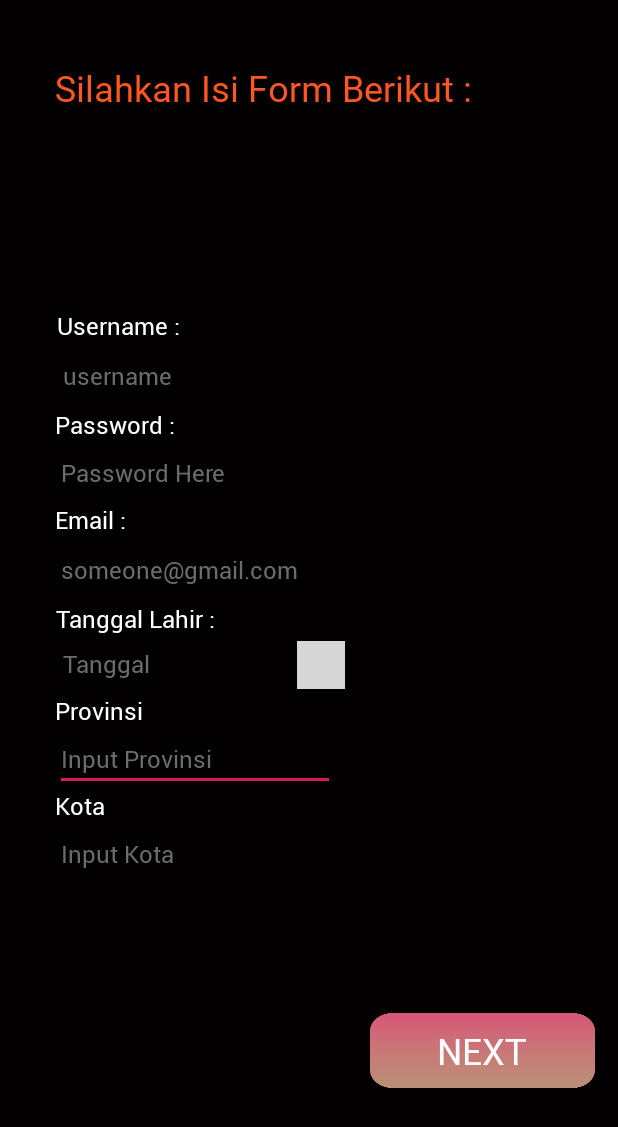
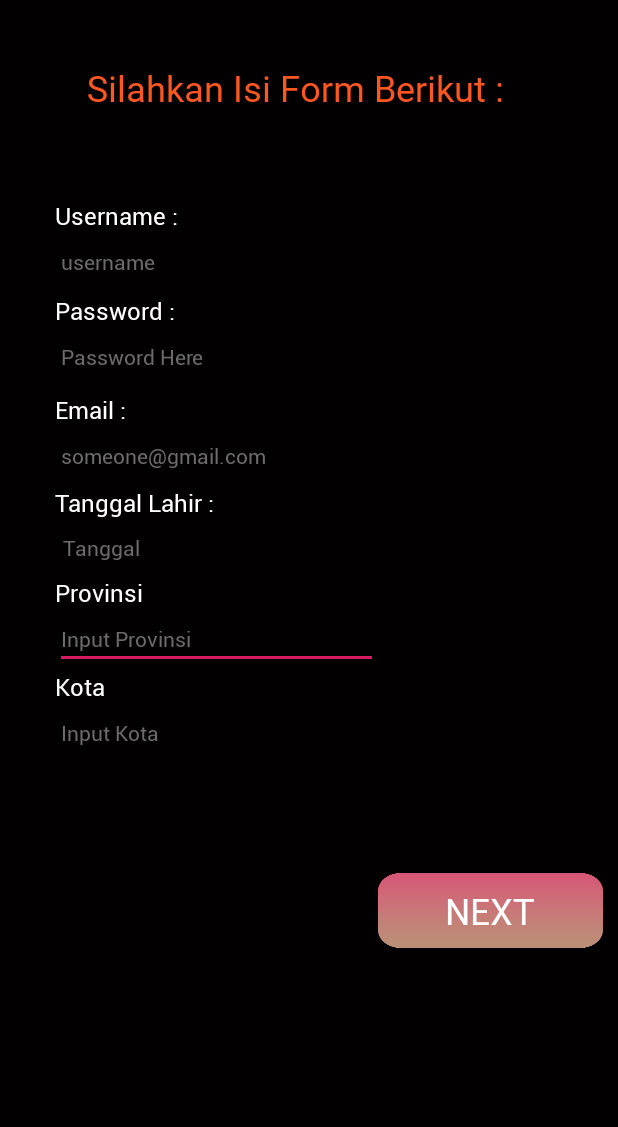
Before and after one commit to DaylightSeeker/go2work, an Android app: the UserRegister screen opened directly, with no data from a screen before it, on a phone screen of 412 x 824 dp. Shown: the top 1127 px of the screen. Run offline under Robolectric (Android 15) with nearby library versions, the phone set to English and light mode, and no system bars; our stand-ins replace Firebase (no records; nobody signed in at launch, a user with empty details on screens opened directly); libraries missing offline, so code that uses them is left out: com.r0adkll.slidr; 1 statement that could not run was skipped; grey boxes are pictures that could not be loaded.

Commit message:
user registration complete + date picker

```diff
--- a/app/build.gradle
+++ b/app/build.gradle
@@ -26,8 +26,8 @@ dependencies {
     implementation 'gr.pantrif:easy-android-splash-screen:0.0.1'
     implementation 'com.google.firebase:firebase-analytics:17.2.0'
     implementation 'com.r0adkll:slidableactivity:2.0.6'
-    implementation 'com.google.firebase:firebase-auth:16.0.5'
-    implementation 'com.google.firebase:firebase-database:16.0.4'
+    implementation 'com.google.firebase:firebase-auth:17.0.0'
+    implementation 'com.google.firebase:firebase-database:17.0.0'
     testImplementation 'junit:junit:4.12'
     androidTestImplementation 'androidx.test.ext:junit:1.1.1'
     androidTestImplementation 'androidx.test.espresso:espresso-core:3.1.1'
--- a/app/src/main/java/com/daffatahta/go2workapp/activity/Login.java
+++ b/app/src/main/java/com/daffatahta/go2workapp/activity/Login.java
@@ -21,24 +21,16 @@ public class Login extends AppCompatActivity {
     private EditText username;
     private EditText password;
 
-    FirebaseAuth.AuthStateListener mAuthListener;
-
     @Override
     protected void onStart() {
         super.onStart();
-        mAuth.addAuthStateListener(mAuthListener);
+        //mAuth.addAuthStateListener(mAuthListener);
     }
 
     @Override
     protected void onCreate(Bundle savedInstanceState) {
         super.onCreate(savedInstanceState);
         setContentView(R.layout.activity_login);
-
-        mAuth = FirebaseAuth.getInstance();
-        //Todo : add type redirect when login!
-        if (mAuth.getCurrentUser() != null){
-            //start
-        }
 
         Slidr.attach(this);
 
--- a/app/src/main/java/com/daffatahta/go2workapp/activity/UserRegister.java
+++ b/app/src/main/java/com/daffatahta/go2workapp/activity/UserRegister.java
@@ -3,13 +3,17 @@ package com.daffatahta.go2workapp.activity;
 import androidx.annotation.NonNull;
 import androidx.appcompat.app.AppCompatActivity;
 
+import android.app.DatePickerDialog;
 import android.content.Intent;
+import android.graphics.Color;
+import android.graphics.drawable.ColorDrawable;
 import android.media.MediaPlayer;
 import android.os.Bundle;
 import android.text.TextUtils;
 import android.util.Log;
 import android.view.View;
 import android.widget.Button;
+import android.widget.DatePicker;
 import android.widget.EditText;
 import android.widget.TextView;
 import android.widget.Toast;
@@ -24,6 +28,8 @@ import com.r0adkll.slidr.Slidr;
 
 import org.w3c.dom.Text;
 
+import java.util.Calendar;
+
 public class UserRegister extends AppCompatActivity {
 
     private TextView textViewDate;
@@ -32,6 +38,7 @@ public class UserRegister extends AppCompatActivity {
 
     private FirebaseAuth mAuth;
     private static final String TAG= "";
+    private DatePickerDialog.OnDateSetListener mDateSetListener;
 
     @Override
     protected void onCreate(Bundle savedInstanceState) {
@@ -48,17 +55,45 @@ public class UserRegister extends AppCompatActivity {
         textViewDate = (TextView) findViewById(R.id.textViewDate);
         buttonNextUser = (Button) findViewById(R.id.nextButtonUser);
         //show dialog date
-        buttonDate = (Button) findViewById(R.id.buttonDate);
-        buttonDate.setOnClickListener(new View.OnClickListener() {
+        //buttonDate = (Button) findViewById(R.id.buttonDate);
+        textViewDate.setOnClickListener(new View.OnClickListener() {
             @Override
             public void onClick(View view) {
+                Calendar cal = Calendar.getInstance();
+                int year = cal.get(Calendar.YEAR);
+                int month = cal.get(Calendar.MONTH);
+                int day = cal.get(Calendar.DAY_OF_MONTH);
 
+                DatePickerDialog d = new DatePickerDialog(UserRegister.this, android.R.style.Theme_Holo_Light_Dialog_MinWidth, mDateSetListener,year,month,day);
+                d.getWindow().setBackgroundDrawable(new ColorDrawable((Color.TRANSPARENT)));
+                d.show();
             }
         });
+        mDateSetListener = new DatePickerDialog.OnDateSetListener() {
+            @Override
+            public void onDateSet(DatePicker datePicker, int year, int month, int day) {
+                month = month + 1;
+                Log.d(TAG, "onDateSet: mm/dd/yyy: " + day + "/" + month + "/" + year);
+                String date = day + "/" + month + "/" + year;
+                textViewDate.setText(date);
+            }
+        };
+        //buttonDate.setOnClickListener(new View.OnClickListener() {
+            //@Override
+           // public void onClick(View view) {
+
+           // }
+        //});
         mAuth = FirebaseAuth.getInstance();
         buttonNextUser.setOnClickListener(new View.OnClickListener() {
             @Override
             public void onClick(View view) {
+                UserRegister();
+            }
+        });
+    }
+
+    public void UserRegister(){
         String username = usernameI.getText().toString();
         String email = emailI.getText().toString();
         String password = passwordI.getText().toString();
@@ -100,6 +135,4 @@ public class UserRegister extends AppCompatActivity {
             }
         });
     }
-        });
 }
-}
--- a/app/src/main/res/layout/activity_user_register.xml
+++ b/app/src/main/res/layout/activity_user_register.xml
@@ -11,53 +11,17 @@
         android:id="@+id/textView3"
         android:layout_width="wrap_content"
         android:layout_height="wrap_content"
-        android:layout_marginTop="42dp"
         android:fontFamily="@font/tahomabd"
         android:text="Silahkan Isi Form Berikut :"
         android:textColor="@color/oren"
         android:textSize="24sp"
+        app:layout_constraintEnd_toStartOf="@+id/guideline41"
         app:layout_constraintStart_toStartOf="@+id/guideline10"
-        app:layout_constraintTop_toTopOf="parent" />
-
-    <TextView
-        android:id="@+id/usernameTextView"
-        android:layout_width="wrap_content"
-        android:layout_height="wrap_content"
-        android:layout_marginBottom="1dp"
-        android:fontFamily="@font/roboto_regular"
-        android:text="Username :"
-        android:textColor="@color/putih"
-        android:textSize="16sp"
-        app:layout_constraintBottom_toTopOf="@+id/textViewUsernameUser"
-        app:layout_constraintStart_toStartOf="@+id/textViewUsernameUser" />
-
-    <TextView
-        android:id="@+id/textView25"
-        android:layout_width="wrap_content"
-        android:layout_height="wrap_content"
-        android:layout_marginTop="40dp"
-        android:fontFamily="@font/roboto_regular"
-        android:text="Provinsi"
-        android:textColor="@color/putih"
-        android:textSize="16sp"
-        app:layout_constraintStart_toStartOf="@+id/guideline10"
-        app:layout_constraintTop_toBottomOf="@+id/textView24" />
-
-    <TextView
-        android:id="@+id/textView17"
-        android:layout_width="wrap_content"
-        android:layout_height="wrap_content"
-        android:layout_marginBottom="41dp"
-        android:fontFamily="@font/roboto_regular"
-        android:text="Password :"
-        android:textColor="@color/putih"
-        android:textSize="16sp"
-        app:layout_constraintBottom_toTopOf="@+id/userViewNama"
-        app:layout_constraintStart_toStartOf="@+id/guideline10" />
+        app:layout_constraintTop_toTopOf="@+id/guideline42" />
 
     <EditText
         android:id="@+id/textViewProvinsiUser"
-        android:layout_width="wrap_content"
+        android:layout_width="0dp"
         android:layout_height="wrap_content"
         android:ems="10"
         android:fontFamily="@font/roboto_regular"
@@ -65,13 +29,160 @@
         android:inputType="textPersonName"
         android:textColor="@color/putih"
         android:textColorHint="@color/grey"
-        android:textSize="16sp"
+        android:textSize="14sp"
+        app:layout_constraintEnd_toStartOf="@+id/guideline24"
+        app:layout_constraintHorizontal_bias="0.0"
         app:layout_constraintStart_toStartOf="@+id/guideline10"
         app:layout_constraintTop_toBottomOf="@+id/textView25" />
 
+    <TextView
+        android:id="@+id/userViewNama"
+        android:layout_width="wrap_content"
+        android:layout_height="wrap_content"
+        android:fontFamily="@font/roboto_regular"
+        android:text="Email :"
+        android:textColor="@color/putih"
+        android:textSize="16sp"
+        app:layout_constraintEnd_toStartOf="@+id/guideline24"
+        app:layout_constraintHorizontal_bias="0.0"
+        app:layout_constraintStart_toStartOf="@+id/guideline10"
+        app:layout_constraintTop_toTopOf="@+id/guideline36" />
+
+    <TextView
+        android:id="@+id/textView25"
+        android:layout_width="wrap_content"
+        android:layout_height="wrap_content"
+        android:fontFamily="@font/roboto_regular"
+        android:text="Provinsi"
+        android:textColor="@color/putih"
+        android:textSize="16sp"
+        app:layout_constraintEnd_toStartOf="@+id/guideline24"
+        app:layout_constraintHorizontal_bias="0.0"
+        app:layout_constraintStart_toStartOf="@+id/guideline10"
+        app:layout_constraintTop_toTopOf="@+id/guideline38" />
+
+    <TextView
+        android:id="@+id/textView26"
+        android:layout_width="wrap_content"
+        android:layout_height="wrap_content"
+        android:fontFamily="@font/roboto_regular"
+        android:text="Kota"
+        android:textColor="@color/putih"
+        android:textSize="16sp"
+        app:layout_constraintEnd_toStartOf="@+id/guideline24"
+        app:layout_constraintHorizontal_bias="0.0"
+        app:layout_constraintStart_toStartOf="@+id/guideline10"
+        app:layout_constraintTop_toTopOf="@+id/guideline39" />
+
+    <EditText
+        android:id="@+id/passwordUser"
+        android:layout_width="0dp"
+        android:layout_height="wrap_content"
+        android:ems="10"
+        android:fontFamily="@font/roboto_regular"
+        android:hint="Password Here"
+        android:inputType="textPassword"
+        android:textColor="@color/putih"
+        android:textColorHint="@color/grey"
+        android:textSize="14sp"
+        app:layout_constraintEnd_toStartOf="@+id/guideline24"
+        app:layout_constraintHorizontal_bias="0.0"
+        app:layout_constraintStart_toStartOf="@+id/guideline10"
+        app:layout_constraintTop_toBottomOf="@+id/textView17" />
+
+    <TextView
+        android:id="@+id/textView24"
+        android:layout_width="130dp"
+        android:layout_height="21dp"
+        android:fontFamily="@font/roboto_regular"
+        android:text="Tanggal Lahir :"
+        android:textColor="@color/putih"
+        android:textSize="16sp"
+        app:layout_constraintEnd_toStartOf="@+id/guideline24"
+        app:layout_constraintHorizontal_bias="0.0"
+        app:layout_constraintStart_toStartOf="@+id/guideline10"
+        app:layout_constraintTop_toTopOf="@+id/guideline37" />
+
+    <TextView
+        android:id="@+id/textView17"
+        android:layout_width="wrap_content"
+        android:layout_height="wrap_content"
+        android:fontFamily="@font/roboto_regular"
+        android:text="Password :"
+        android:textColor="@color/putih"
+        android:textSize="16sp"
+        app:layout_constraintEnd_toStartOf="@+id/guideline24"
+        app:layout_constraintHorizontal_bias="0.0"
+        app:layout_constraintStart_toStartOf="@+id/guideline10"
+        app:layout_constraintTop_toTopOf="@+id/guideline35" />
+
+    <EditText
+        android:id="@+id/textViewKotaUser"
+        android:layout_width="0dp"
+        android:layout_height="wrap_content"
+        android:ems="10"
+        android:fontFamily="@font/roboto_regular"
+        android:hint="Input Kota"
+        android:inputType="textPersonName"
+        android:textColor="@color/putih"
+        android:textColorHint="@color/grey"
+        android:textSize="14sp"
+        android:visibility="visible"
+        app:layout_constraintEnd_toStartOf="@+id/guideline24"
+        app:layout_constraintHorizontal_bias="0.0"
+        app:layout_constraintStart_toStartOf="@+id/guideline10"
+        app:layout_constraintTop_toBottomOf="@+id/textView26" />
+
+    <TextView
+        android:id="@+id/usernameTextView"
+        android:layout_width="wrap_content"
+        android:layout_height="wrap_content"
+        android:fontFamily="@font/roboto_regular"
+        android:text="Username :"
+        android:textColor="@color/putih"
+        android:textSize="16sp"
+        app:layout_constraintEnd_toStartOf="@+id/guideline24"
+        app:layout_constraintHorizontal_bias="0.0"
+        app:layout_constraintStart_toStartOf="@+id/guideline10"
+        app:layout_constraintTop_toTopOf="@+id/guideline14" />
+
+    <EditText
+        android:id="@+id/textViewUsernameUser"
+        android:layout_width="0dp"
+        android:layout_height="wrap_content"
+        android:ems="10"
+        android:fontFamily="@font/roboto_regular"
+        android:hint="username"
+        android:inputType="textPersonName"
+        android:textColor="@color/putih"
+        android:textColorHint="@color/grey"
+        android:textSize="14sp"
+        app:layout_constraintEnd_toStartOf="@+id/guideline24"
+        app:layout_constraintHorizontal_bias="0.0"
+        app:layout_constraintStart_toStartOf="@+id/guideline10"
+        app:layout_constraintTop_toBottomOf="@+id/usernameTextView" />
+
+    <TextView
+        android:id="@+id/textViewDate"
+        android:layout_width="0dp"
+        android:layout_height="39dp"
+        android:clickable="false"
+        android:fontFamily="@font/roboto_regular"
+        android:hint="Tanggal"
+        android:paddingLeft="5dp"
+        android:paddingTop="10dp"
+        android:paddingBottom="0dp"
+        android:textColor="@color/putih"
+        android:textColorHint="@color/grey"
+        android:textSize="14sp"
+        app:layout_constraintEnd_toStartOf="@+id/guideline24"
+        app:layout_constraintHorizontal_bias="0.0"
+        app:layout_constraintStart_toStartOf="@+id/guideline10"
+        app:layout_constraintTop_toBottomOf="@+id/textView24" />
+
     <EditText
         android:id="@+id/textViewEmailUser"
-        android:layout_width="wrap_content"
+        android:layout_width="0dp"
         android:layout_height="wrap_content"
         android:ems="10"
         android:fontFamily="@font/roboto_regular"
@@ -79,112 +190,25 @@
         android:inputType="textPersonName"
         android:textColor="@color/putih"
         android:textColorHint="@color/grey"
-        android:textSize="16sp"
-        app:layout_constraintBottom_toTopOf="@+id/textView24"
-        app:layout_constraintStart_toStartOf="@+id/guideline10" />
-
-    <EditText
-        android:id="@+id/textViewUsernameUser"
-        android:layout_width="wrap_content"
-        android:layout_height="wrap_content"
-        android:layout_marginStart="1dp"
-        android:layout_marginLeft="1dp"
-        android:ems="10"
-        android:fontFamily="@font/roboto_regular"
-        android:hint="username"
-        android:inputType="textPersonName"
-        android:textColor="@color/putih"
-        android:textColorHint="@color/grey"
-        android:textSize="16sp"
-        app:layout_constraintBottom_toTopOf="@+id/textView17"
-        app:layout_constraintStart_toStartOf="@+id/textView17" />
-
-    <TextView
-        android:id="@+id/userViewNama"
-        android:layout_width="wrap_content"
-        android:layout_height="wrap_content"
-        android:layout_marginBottom="1dp"
-        android:fontFamily="@font/roboto_regular"
-        android:text="Email :"
-        android:textColor="@color/putih"
-        android:textSize="16sp"
-        app:layout_constraintBottom_toTopOf="@+id/textViewEmailUser"
-        app:layout_constraintStart_toStartOf="@+id/guideline10" />
-
-    <TextView
-        android:id="@+id/textView24"
-        android:layout_width="0dp"
-        android:layout_height="21dp"
-        android:layout_marginStart="37dp"
-        android:layout_marginLeft="37dp"
-        android:layout_marginEnd="30dp"
-        android:layout_marginRight="30dp"
-        android:fontFamily="@font/roboto_regular"
-        android:text="Tanggal Lahir :"
-        android:textColor="@color/putih"
-        android:textSize="16sp"
-        app:layout_constraintBottom_toBottomOf="parent"
-        app:layout_constraintEnd_toStartOf="@+id/buttonDate"
-        app:layout_constraintStart_toStartOf="parent"
-        app:layout_constraintTop_toTopOf="parent" />
-
-    <EditText
-        android:id="@+id/passwordUser"
-        android:layout_width="wrap_content"
-        android:layout_height="wrap_content"
-        android:ems="10"
-        android:fontFamily="@font/roboto_regular"
-        android:hint="Password Here"
-        android:inputType="textPassword"
-        android:textColor="@color/putih"
-        android:textColorHint="@color/grey"
-        android:textSize="16sp"
+        android:textSize="14sp"
+        app:layout_constraintEnd_toStartOf="@+id/guideline24"
+        app:layout_constraintHorizontal_bias="0.0"
         app:layout_constraintStart_toStartOf="@+id/guideline10"
-        app:layout_constraintTop_toBottomOf="@+id/textView17" />
-
-    <TextView
-        android:id="@+id/textView26"
-        android:layout_width="wrap_content"
-        android:layout_height="wrap_content"
-        android:layout_marginTop="41dp"
-        android:fontFamily="@font/roboto_regular"
-        android:text="Kota"
-        android:textColor="@color/putih"
-        android:textSize="16sp"
-        app:layout_constraintStart_toStartOf="@+id/guideline10"
-        app:layout_constraintTop_toTopOf="@+id/textViewProvinsiUser" />
-
-    <EditText
-        android:id="@+id/textViewKotaUser"
-        android:layout_width="wrap_content"
-        android:layout_height="wrap_content"
-        android:ems="10"
-        android:fontFamily="@font/roboto_regular"
-        android:hint="Input Kota"
-        android:inputType="textPersonName"
-        android:textColor="@color/putih"
-        android:textColorHint="@color/grey"
-        android:textSize="16sp"
-        android:visibility="visible"
-        app:layout_constraintStart_toStartOf="@+id/guideline10"
-        app:layout_constraintTop_toBottomOf="@+id/textView26" />
+        app:layout_constraintTop_toBottomOf="@+id/userViewNama" />
 
     <Button
         android:id="@+id/nextButtonUser"
         android:layout_width="150dp"
         android:layout_height="50dp"
-        android:layout_marginTop="518dp"
-        android:layout_marginEnd="15dp"
-        android:layout_marginRight="15dp"
-        android:layout_marginBottom="16dp"
         android:background="@drawable/button_company"
         android:fontFamily="@font/roboto_regular"
         android:text="Next"
         android:textColor="@color/putih"
         android:textSize="24sp"
-        app:layout_constraintBottom_toBottomOf="parent"
         app:layout_constraintEnd_toEndOf="parent"
-        app:layout_constraintTop_toBottomOf="@+id/textView3" />
+        app:layout_constraintHorizontal_bias="0.0"
+        app:layout_constraintStart_toStartOf="@+id/guideline24"
+        app:layout_constraintTop_toTopOf="@+id/guideline40" />
 
     <androidx.constraintlayout.widget.Guideline
         android:id="@+id/guideline10"
@@ -200,37 +224,67 @@
         android:orientation="horizontal"
         app:layout_constraintGuide_begin="133dp" />
 
-    <TextView
-        android:id="@+id/textViewDate"
-        android:layout_width="0dp"
-        android:layout_height="41dp"
-        android:layout_marginTop="19dp"
-        android:layout_marginEnd="3dp"
-        android:layout_marginRight="3dp"
-        android:layout_marginBottom="22dp"
-        android:clickable="false"
-        android:fontFamily="@font/roboto_regular"
-        android:hint="Tanggal"
-        android:paddingLeft="5dp"
-        android:paddingTop="10dp"
-        android:paddingBottom="0dp"
-        android:textColor="@color/putih"
-        android:textColorHint="@color/grey"
-        android:textSize="16sp"
-        app:layout_constraintBottom_toBottomOf="@+id/textView25"
-        app:layout_constraintEnd_toStartOf="@+id/buttonDate"
-        app:layout_constraintStart_toStartOf="@+id/guideline10"
-        app:layout_constraintTop_toTopOf="@+id/textView24" />
+    <androidx.constraintlayout.widget.Guideline
+        android:id="@+id/guideline35"
+        android:layout_width="wrap_content"
+        android:layout_height="wrap_content"
+        android:orientation="horizontal"
+        app:layout_constraintGuide_begin="196dp" />
 
-    <Button
-        android:id="@+id/buttonDate"
-        android:layout_width="32dp"
-        android:layout_height="32dp"
-        android:layout_marginEnd="182dp"
-        android:layout_marginRight="182dp"
-        android:background="@drawable/invertedcalndar"
-        app:layout_constraintBaseline_toBaselineOf="@+id/textViewDate"
-        app:layout_constraintEnd_toEndOf="parent"
-        app:layout_constraintStart_toEndOf="@+id/textView24" />
+    <androidx.constraintlayout.widget.Guideline
+        android:id="@+id/guideline36"
+        android:layout_width="wrap_content"
+        android:layout_height="wrap_content"
+        android:orientation="horizontal"
+        app:layout_constraintGuide_begin="262dp" />
+
+    <androidx.constraintlayout.widget.Guideline
+        android:id="@+id/guideline37"
+        android:layout_width="wrap_content"
+        android:layout_height="wrap_content"
+        android:orientation="horizontal"
+        app:layout_constraintGuide_begin="324dp" />
+
+    <androidx.constraintlayout.widget.Guideline
+        android:id="@+id/guideline38"
+        android:layout_width="wrap_content"
+        android:layout_height="wrap_content"
+        android:orientation="horizontal"
+        app:layout_constraintGuide_begin="384dp" />
+
+    <androidx.constraintlayout.widget.Guideline
+        android:id="@+id/guideline39"
+        android:layout_width="wrap_content"
+        android:layout_height="wrap_content"
+        android:orientation="horizontal"
+        app:layout_constraintGuide_begin="447dp" />
+
+    <androidx.constraintlayout.widget.Guideline
+        android:id="@+id/guideline40"
+        android:layout_width="wrap_content"
+        android:layout_height="wrap_content"
+        android:orientation="horizontal"
+        app:layout_constraintGuide_begin="582dp" />
+
+    <androidx.constraintlayout.widget.Guideline
+        android:id="@+id/guideline24"
+        android:layout_width="wrap_content"
+        android:layout_height="wrap_content"
+        android:orientation="vertical"
+        app:layout_constraintGuide_begin="252dp" />
+
+    <androidx.constraintlayout.widget.Guideline
+        android:id="@+id/guideline41"
+        android:layout_width="wrap_content"
+        android:layout_height="wrap_content"
+        android:orientation="vertical"
+        app:layout_constraintGuide_begin="357dp" />
+
+    <androidx.constraintlayout.widget.Guideline
+        android:id="@+id/guideline42"
+        android:layout_width="wrap_content"
+        android:layout_height="wrap_content"
+        android:orientation="horizontal"
+        app:layout_constraintGuide_begin="42dp" />
 
 </androidx.constraintlayout.widget.ConstraintLayout>
```
Lines whose indentation alone changed are shown as unchanged.
